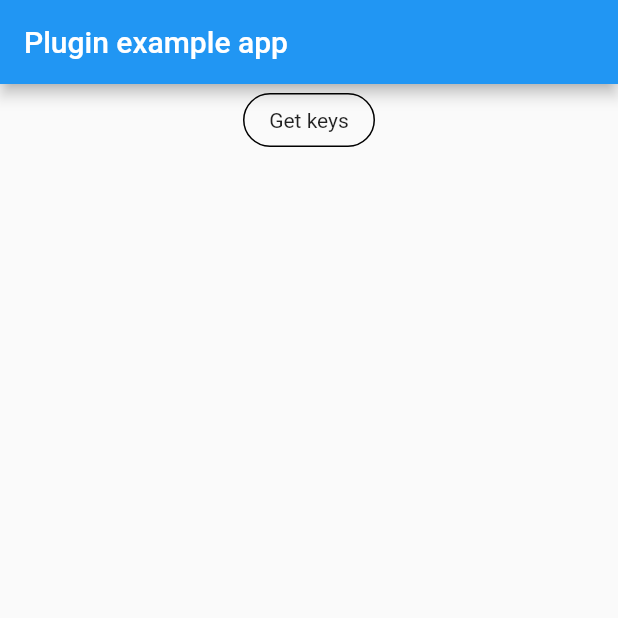
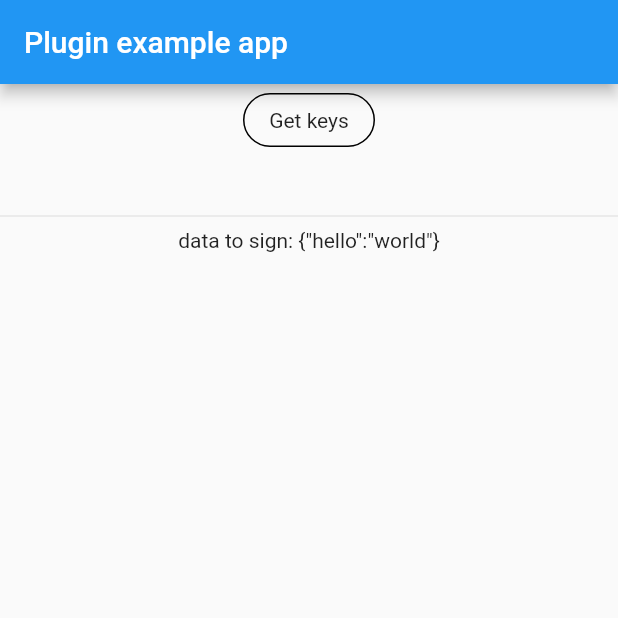
Before and after one commit to THCLab/dkms-bindings, a Flutter app: the screen it shows after launch, on a phone screen of 412 x 824 dp, the top half of it. Run offline on Flutter 3.47's test engine with Material 2 defaults, Android fonts, the phone set to English and light mode, and no system bars; our stand-ins replace freezed_annotation, plugin_platform_interface; missing offline and left inert: asymmetric_crypto_primitives, dart:ffi, flutter_rust_bridge.

Commit message:
keri_macos 0.2.0

```diff
--- a/bindings/dart/keri/keri_macos/example/lib/main.dart
+++ b/bindings/dart/keri/keri_macos/example/lib/main.dart
@@ -40,6 +40,10 @@ class _MyAppState extends State<MyApp> {
   String anchorEvent = '';
   String signature3 = '';
   bool finalizedAnchor = false;
+  var dataToSign = '{"hello":"world"}';
+  bool isCesrSigned = false;
+  bool isCesrVerified = false;
+  late var signed;
 
   @override
   void initState() {
@@ -316,6 +320,56 @@ class _MyAppState extends State<MyApp> {
                       )
                     : Container(),
                 finalizedAnchor ? const Divider() : Container(),
+                Divider(),
+                Text("data to sign: $dataToSign"),
+                controllerId.isNotEmpty
+                    ? RawMaterialButton(
+                        onPressed: () async {
+                          var hexSig = await signer.sign(dataToSign);
+                          await KeriPlatformInterface.instance
+                              .signToCesr(
+                                  identifier: controller,
+                                  data: dataToSign,
+                                  signature: await KeriPlatformInterface
+                                      .instance
+                                      .signatureFromHex(
+                                          st: SignatureType.Ed25519Sha512,
+                                          signature: hexSig))
+                              .then((value) {
+                            if (value.isNotEmpty) {
+                              print(value);
+                              setState(() {
+                                isCesrSigned = true;
+                                signed = value;
+                              });
+                            }
+                          });
+                        },
+                        child: const Text('Sign'),
+                        shape: RoundedRectangleBorder(
+                            borderRadius: BorderRadius.circular(18.0),
+                            side: BorderSide(width: 1)))
+                    : Container(),
+                isCesrSigned ? Text("Successfully signed!") : Container(),
+                isCesrSigned
+                    ? RawMaterialButton(
+                        onPressed: () async {
+                          var verified = await KeriPlatformInterface.instance
+                              .verifyFromCesr(stream: signed)
+                              .then((value) {
+                            if (value) {
+                              setState(() {
+                                isCesrVerified = true;
+                              });
+                            }
+                          });
+                        },
+                        child: const Text('Verify'),
+                        shape: RoundedRectangleBorder(
+                            borderRadius: BorderRadius.circular(18.0),
+                            side: BorderSide(width: 1)))
+                    : Container(),
+                isCesrVerified ? Text("Successfully verified!") : Container(),
               ],
             ),
           ),
```
Also changed, not shown: bindings/dart/keri/keri_macos/lib/keri_macos.dart (+6 -6 lines), bindings/dart/keri/keri_macos/example/pubspec.lock, 5 other files.
